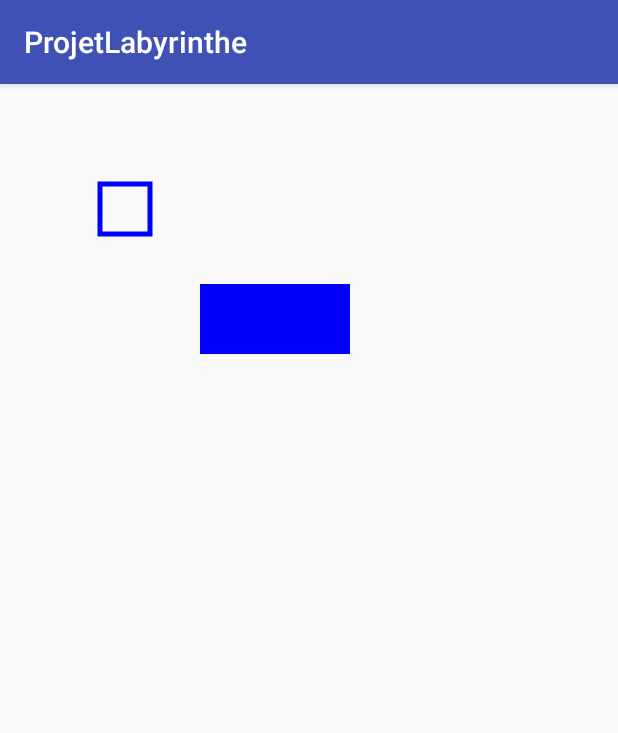
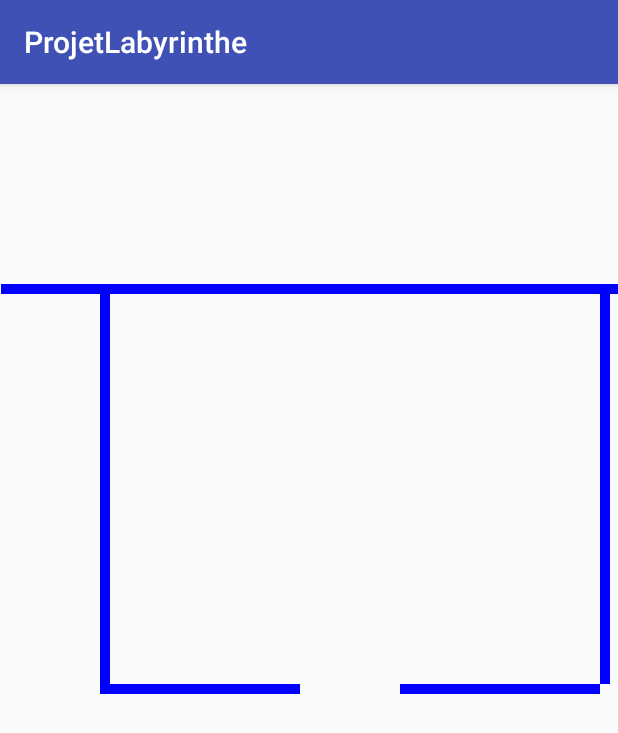
Before and after one commit to maxime-gruner/AndroidLabyrinthe, an Android app: the screen it shows after launch (Main2Activity), after a tap on "PLAY !", on a phone screen of 412 x 824 dp. Shown: the top 733 px of the screen. Run offline under Robolectric (Android 15) with nearby library versions, the light colour scheme and no system bars.

Commit message:
début de création Level, début d'adaptation à la taille de l'écran

```diff
--- a/app/build.gradle
+++ b/app/build.gradle
@@ -25,5 +25,6 @@ dependencies {
         exclude group: 'com.android.support', module: 'support-annotations'
     })
     compile 'com.android.support:appcompat-v7:25.2.0'
+    compile 'com.android.support:design:25.2.0'
     testCompile 'junit:junit:4.12'
 }
--- a/app/src/main/AndroidManifest.xml
+++ b/app/src/main/AndroidManifest.xml
@@ -19,9 +19,7 @@
         </activity>
         <activity
             android:name=".Main2Activity"
-            android:screenOrientation="portrait">
-
-        </activity>
+            android:screenOrientation="portrait"></activity>
     </application>
 
 </manifest>
--- a/app/src/main/java/com/example/max/projetlabyrinthe/Bille.java
+++ b/app/src/main/java/com/example/max/projetlabyrinthe/Bille.java
@@ -6,6 +6,9 @@ import android.graphics.Paint;
 import android.graphics.Rect;
 import android.graphics.RectF;
 import android.util.Log;
+
+import java.util.Collection;
+import java.util.List;
 
 /**
  * Created by Max on 20/02/2017.
@@ -22,7 +25,7 @@ public class Bille {
 
     private Rect hitbox; //servira pour les collision
 
-    private final float velocityLimit = 20; //vitesse limite
+    private final float velocityLimit = 40; //vitesse limite
 
 
     public Bille(int spawnX,int spawnY){
@@ -40,25 +43,26 @@ public class Bille {
         return y;
     }
 
-    public void update(float time,Block block){ //appliquera le mouvemement selon la vitesse, et les collisions, devra prendre une liste de block
+    public void update(float time, List<Block> blockList){ //appliquera le mouvemement selon la vitesse, et les collisions, devra prendre une liste de block
 
         float xS = 0;
         float yS = 0;
-
-        if(block.collide(hitbox)){ //a faire: parcours de chaque block, pour tester la collisions
-           if(x+size >= block.getLeft() && xVelo <0 ){ //gauche du bloc
-               xVelo = 0;
-            }else if(x <= block.getRight() && xVelo > 0 ){ //droite du bloc
-                   xVelo = 0;
-            }
-            if(y <= block.getTop() && yVelo < 0){ //haut du bloc
-                yVelo =  0;
-            }else if(y-size >= block.getBottom() && yVelo > 0) { //bas du bloc
-                yVelo =  0;
+        for(Block block : blockList) {
+            if (block.collide(hitbox)) {
+                if (x + size >= block.getLeft() && xVelo < 0) { //gauche du bloc
+                    xVelo = 0;
+                } else if (x <= block.getRight() && xVelo > 0) { //droite du bloc
+                    xVelo = 0;
+                }
+                if (y <= block.getTop() && yVelo < 0) { //haut du bloc
+                    yVelo = 0;
+                } else if (y - size >= block.getBottom() && yVelo > 0) { //bas du bloc
+                    yVelo = 0;
+                }
             }
         }
-            xS = (xVelo/2)*time;
-            yS = (yVelo/2)*time;
+        xS = (xVelo/2)*time;
+        yS = (yVelo/2)*time;
 
         x -= xS;
         y -= yS;
@@ -87,8 +91,10 @@ public class Bille {
 
         if(xVelo > velocityLimit) //test des limite
             xVelo = velocityLimit;
+        if(xVelo < (-velocityLimit)) xVelo=-velocityLimit;
         if(yVelo > velocityLimit )
             yVelo = velocityLimit;
+        if(yVelo < (-velocityLimit)) yVelo=-velocityLimit;
     }
 
 
--- a/app/src/main/java/com/example/max/projetlabyrinthe/Block.java
+++ b/app/src/main/java/com/example/max/projetlabyrinthe/Block.java
@@ -14,16 +14,19 @@ public class Block {
     private int x;
     private int y;
 
-    private int height = 70;
-    private int width = 150;
+    private int height;
+    private int width;
 
     private Rect hitbox ;
 
-    public Block(int x,int y){
+    public Block(int x,int y, int width, int height){
         this.x = x;
         this.y = y;
+        this.width = width;
+        this.height = height;
 
         hitbox = new Rect(x,y,x+width,y+height);
+        Log.d("test", "fail");
     }
 
     public void draw(Canvas canvas, Paint p){
--- a/app/src/main/java/com/example/max/projetlabyrinthe/Game.java
+++ b/app/src/main/java/com/example/max/projetlabyrinthe/Game.java
@@ -2,6 +2,8 @@ package com.example.max.projetlabyrinthe;
 
 import android.graphics.Canvas;
 import android.graphics.Paint;
+
+import java.util.TreeMap;
 
 /**
  * Created by Max on 22/02/2017.
@@ -9,49 +11,11 @@ import android.graphics.Paint;
 
 public class Game {
 
-    Bille bille;
-    Block block;
-
-    int height;
-    int width;
-
-    float time = 0.20f;
-
-    float aX;
-    float aY;
-
-    public Game(int w,int h){
-        this.height = h;
-        this.width = w;
-        bille = new Bille(100,100);
-
-        block= new Block(200,200); //a changer pour une liste de block
-    }
+    TreeMap<Integer , Level> levels;
 
 
-    public void changeAccel(float values[]){
-        bille.changeVelocity(values, time);
-
-    }
 
 
-    public void draw(Canvas canvas, Paint p){
-            bille.draw(canvas,p);
-            block.draw(canvas,p); // a changer: parcourir la liste de block pour les afficher
-    }
-
-    public void doRun(Main2Activity.GameView canvas) {
-
-        while(true) {
-            bille.update(time,block); //applique les mouvement
 
 
-            canvas.postInvalidate();
-            try {
-                Thread.sleep(10);
-            } catch (InterruptedException e) {
-                e.printStackTrace();
-            }
-        }
-    }
 }
--- /dev/null
+++ b/app/src/main/java/com/example/max/projetlabyrinthe/Level.java
@@ -0,0 +1,66 @@
+package com.example.max.projetlabyrinthe;
+
+import android.graphics.Canvas;
+import android.graphics.Paint;
+
+import java.util.Collection;
+import java.util.List;
+
+/**
+ * Created by mauff on 25/02/2017.
+ */
+
+public class Level {
+
+    Bille bille;
+    Block arrival,start;
+    List<Block> wallList;
+
+    int height;
+    int width;
+
+    float time = 0.20f;
+
+    float aX;
+    float aY;
+
+    public Level(int w,int h, Block a, Block start, List<Block> bList){
+        this.height = h;
+        this.width = w;
+        this.wallList=bList;
+        bille = new Bille(start.getX(), start.getY());
+        this.arrival=a;
+    }
+
+
+    public void changeAccel(float values[]){
+        bille.changeVelocity(values, time);
+
+    }
+
+    public void addBlock (Block block){
+        wallList.add(block);
+    }
+
+    public void draw(Canvas canvas, Paint p){
+        for(Block block : wallList) {
+            bille.draw(canvas, p);
+            block.draw(canvas, p); // a changer: parcourir la liste de block pour les afficher
+        }
+    }
+
+    public void doRun(Main2Activity.GameView canvas) {
+
+        while(true) {
+            bille.update(time,wallList); //applique les mouvement
+
+
+            canvas.postInvalidate();
+            try {
+                Thread.sleep(10);
+            } catch (InterruptedException e) {
+                e.printStackTrace();
+            }
+        }
+    }
+}
--- /dev/null
+++ b/app/src/main/java/com/example/max/projetlabyrinthe/Level1.java
@@ -0,0 +1,42 @@
+package com.example.max.projetlabyrinthe;
+
+import android.support.annotation.NonNull;
+import android.util.Log;
+
+import java.util.ArrayList;
+import java.util.Collection;
+import java.util.Iterator;
+import java.util.List;
+
+/**
+ * Created by mauff on 25/02/2017.
+ */
+
+public class Level1 {
+
+    public Level createLvl1 (){
+        List<Block> blockList = new ArrayList<>();
+        Log.d("test", "fail");
+        blockList.add(new Block(1,200,700,10));
+        Log.d("test", "fail");
+        blockList.add(new Block(700,200,10,500));
+        Log.d("test", "fail");
+        blockList.add(new Block(600,200,10,400));
+        Log.d("test", "fail");
+        blockList.add(new Block(400,600,200,10));
+        Log.d("test", "fail");
+        blockList.add(new Block(100,200,10,400));
+        Log.d("test", "fail");
+        blockList.add(new Block(100,600,200,10));
+        Log.d("test", "fail");
+
+        Block arrival = new Block(340,440,10,10);
+
+        Block start = new Block(700,0,10,10);
+
+        Level level = new Level(800,800,arrival,start,blockList);
+        return  level;
+    }
+
+
+}
--- a/app/src/main/java/com/example/max/projetlabyrinthe/Main2Activity.java
+++ b/app/src/main/java/com/example/max/projetlabyrinthe/Main2Activity.java
@@ -10,6 +10,7 @@ import android.hardware.SensorEventListener;
 import android.hardware.SensorManager;
 import android.os.Bundle;
 import android.support.v7.app.AppCompatActivity;
+import android.util.Log;
 import android.view.View;
 import android.widget.RelativeLayout;
 
@@ -18,7 +19,7 @@ public class Main2Activity extends AppCompatActivity{
     private SensorManager sm;
 
     private GameView gameView; //la vue du jeu
-    private Game game; //le jeu
+    private Level level; //le jeu
 
 
     @Override
@@ -32,12 +33,15 @@ public class Main2Activity extends AppCompatActivity{
 
         gameView = new GameView(this);
         layout.addView(gameView);
-        game = new Game(900,900);
+        Log.d("test", "fail");
+        level = new Level1().createLvl1();
+        Log.d("test", "fail");
 
         new Thread(new Runnable() {
             @Override
             public void run() {
-                game.doRun(gameView);
+                level.doRun(gameView);
+                Log.d("test", "fail");
 
             }
         }).start();
@@ -68,7 +72,7 @@ public class Main2Activity extends AppCompatActivity{
             p.setStyle(Paint.Style.STROKE);
             p.setColor(Color.RED);
 
-            game.draw(canvas,p);
+            level.draw(canvas,p);
 
         }
 
@@ -76,7 +80,7 @@ public class Main2Activity extends AppCompatActivity{
 
         @Override
         public void onSensorChanged(SensorEvent event) {
-            game.changeAccel(event.values); //change la valeur de l acceleration
+            level.changeAccel(event.values); //change la valeur de l acceleration
         }
 
         @Override
--- a/app/src/main/java/com/example/max/projetlabyrinthe/MainActivity.java
+++ b/app/src/main/java/com/example/max/projetlabyrinthe/MainActivity.java
@@ -1,8 +1,10 @@
 package com.example.max.projetlabyrinthe;
 
 import android.content.Intent;
+import android.graphics.Point;
 import android.support.v7.app.AppCompatActivity;
 import android.os.Bundle;
+import android.view.Display;
 import android.view.KeyEvent;
 import android.view.View;
 import android.widget.Button;
@@ -19,6 +21,15 @@ public class MainActivity extends AppCompatActivity {
         super.onCreate(savedInstanceState);
         setContentView(R.layout.activity_main);
 
+        TextView width = (TextView) findViewById(R.id.screenwitdh);
+        TextView heigt = (TextView) findViewById(R.id.screenheigt);
+
+        Display display = getWindowManager().getDefaultDisplay();
+        Point size = new Point();
+        display.getSize(size);
+        width.setText(Integer.toString(size.x));
+        heigt.setText(Integer.toString(size.y));
+
         intent = new Intent(this,Main2Activity.class);
         playButton = (Button) findViewById(R.id.playButton);
 
--- a/app/src/main/res/values/dimens.xml
+++ b/app/src/main/res/values/dimens.xml
@@ -2,4 +2,5 @@
     <!-- Default screen margins, per the Android Design guidelines. -->
     <dimen name="activity_horizontal_margin">16dp</dimen>
     <dimen name="activity_vertical_margin">16dp</dimen>
+    <dimen name="fab_margin">16dp</dimen>
 </resources>
--- a/app/src/main/res/values/strings.xml
+++ b/app/src/main/res/values/strings.xml
@@ -1,3 +1,4 @@
 <resources>
     <string name="app_name">ProjetLabyrinthe</string>
+    <string name="title_activity_create_level">CreateLevel</string>
 </resources>
```
Also changed, not shown: app/src/main/java/com/example/max/projetlabyrinthe/AdaptScreen.java (added, +23 -0 lines), app/src/main/res/layout/activity_create_level.xml (added, +34 -0 lines), app/src/main/res/layout/activity_main.xml (+19 -0 lines), app/src/main/res/layout/content_create_level.xml (added, +16 -0 lines), app/src/main/res/values-v21/styles.xml (added, +9 -0 lines), app/src/main/res/values/styles.xml (+9 -0 lines).
